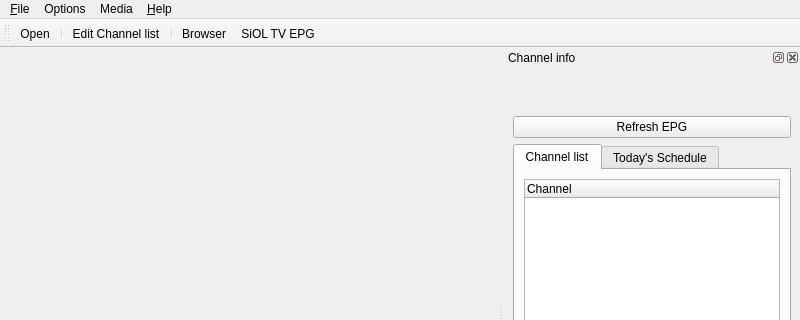
This is ui/Tano.ui in ntadej/tano as Qt 5 draws it before an edit; both pictures show x 0 to 800 and y 0 to 320 of the 800 by 600 pixel window. The edited form follows.
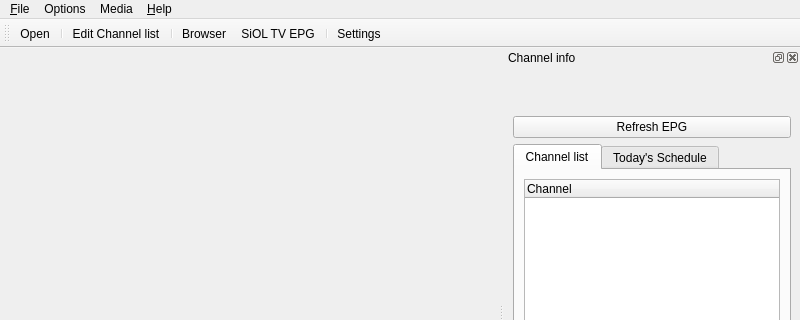
This is the edited form. Icons and pictures are not drawn. Custom widgets are drawn as their Qt base class.

```diff
--- a/ui/Tano.ui
+++ b/ui/Tano.ui
@@ -303,6 +303,8 @@
    <addaction name="separator" />
    <addaction name="actionBrowser" />
    <addaction name="actionEpg" />
+   <addaction name="separator" />
+   <addaction name="actionSettings" />
   </widget>
   <widget class="QDockWidget" name="playlistWidget" >
    <property name="windowIcon" >
```
Left out of the diff: 46 changed lines with no effect on the pictures.
